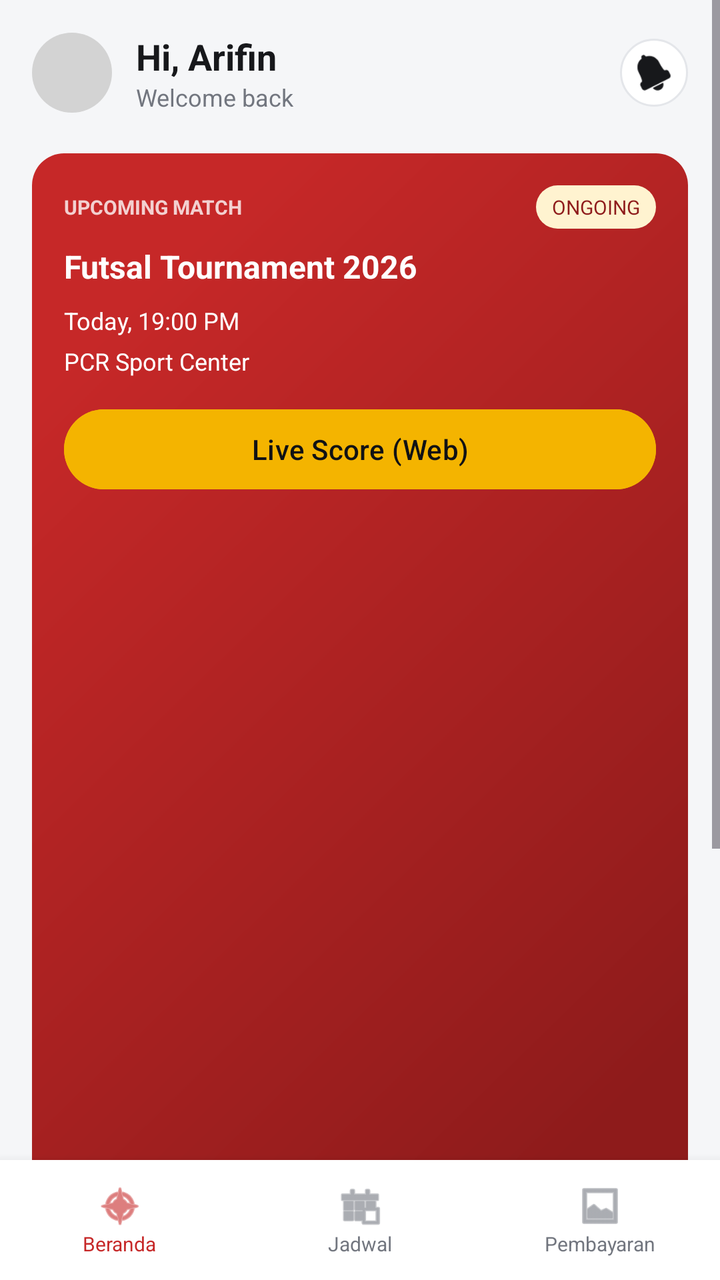
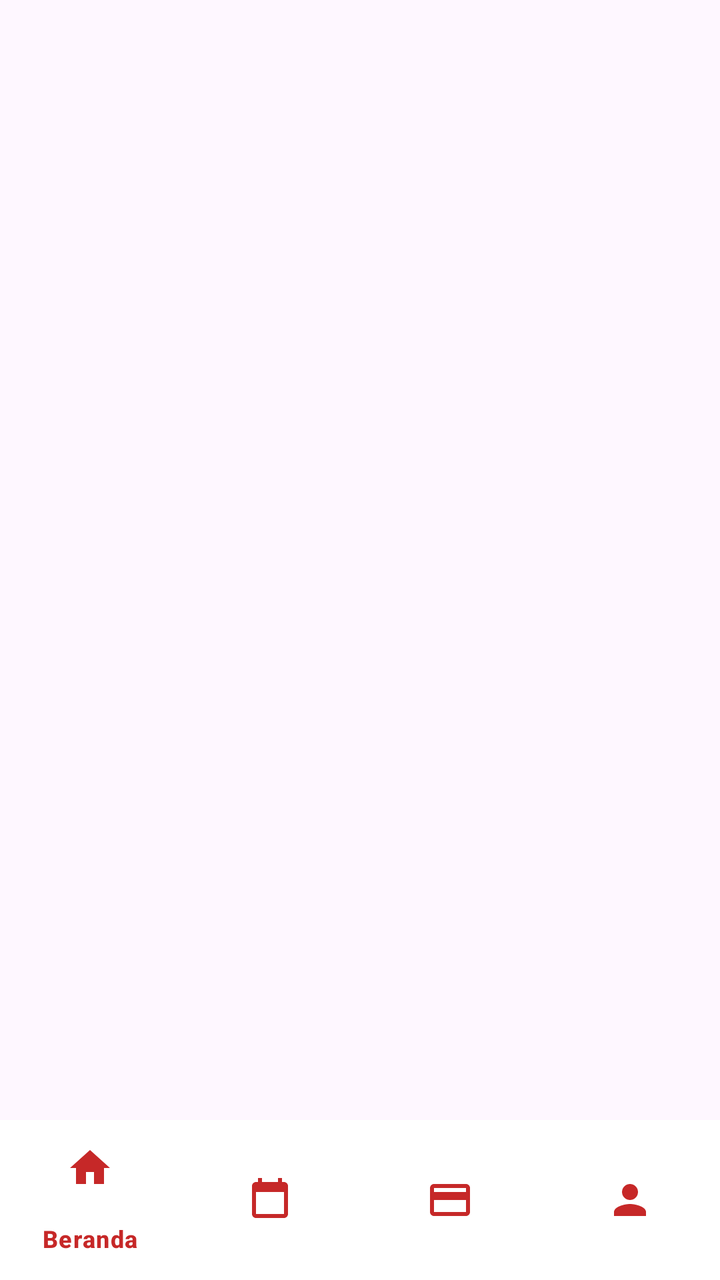

Compare the two renders of this Android layout. The source of the first and the diff that turns it into the second are given below.
<!-- AndroidManifest.xml: application theme Theme.Afnmomogi -->
<!-- res/layout/activity_main.xml -->
<?xml version="1.0" encoding="utf-8"?>
<androidx.constraintlayout.widget.ConstraintLayout xmlns:android="http://schemas.android.com/apk/res/android"
    xmlns:app="http://schemas.android.com/apk/res-auto"
    xmlns:tools="http://schemas.android.com/tools"
    android:layout_width="match_parent"
    android:layout_height="match_parent"
    android:background="#F5F6F8"
    tools:context=".MainActivity">

    <ScrollView
        android:layout_width="match_parent"
        android:layout_height="0dp"
        app:layout_constraintTop_toTopOf="parent"
        app:layout_constraintBottom_toTopOf="@id/bottom_nav">
        
        <LinearLayout
            android:layout_width="match_parent"
            android:layout_height="wrap_content"
            android:orientation="vertical"
            android:padding="16dp">

            
            <LinearLayout
                android:layout_width="match_parent"
                android:layout_height="wrap_content"
                android:orientation="horizontal"
                android:gravity="center_vertical">
                
                <ImageView
                    android:id="@+id/btnProfile"
                    android:layout_width="40dp"
                    android:layout_height="40dp"
                    android:background="@drawable/circle_placeholder" />
                    
                <LinearLayout
                    android:layout_width="0dp"
                    android:layout_height="wrap_content"
                    android:layout_weight="1"
                    android:orientation="vertical"
                    android:layout_marginStart="12dp">
                    <TextView
                        android:layout_width="wrap_content"
                        android:layout_height="wrap_content"
                        android:text="Hi, Arifin"
                        android:textSize="18sp"
                        android:textStyle="bold"
                        android:textColor="#17181B"/>
                    <TextView
                        android:layout_width="wrap_content"
                        android:layout_height="wrap_content"
                        android:text="Welcome back"
                        android:textSize="12sp"
                        android:textColor="#72767F"/>
                </LinearLayout>

                <ImageView
                    android:layout_width="34dp"
                    android:layout_height="34dp"
                    android:padding="8dp"
                    android:background="@drawable/rounded_border"
                    android:src="@android:drawable/ic_popup_reminder"
                    app:tint="#17181B"/>
            </LinearLayout>

            
            <androidx.cardview.widget.CardView
                android:layout_width="match_parent"
                android:layout_height="wrap_content"
                android:layout_marginTop="20dp"
                app:cardCornerRadius="16dp"
                app:cardElevation="0dp">
                
                <LinearLayout
                    android:layout_width="match_parent"
                    android:layout_height="wrap_content"
                    android:orientation="vertical"
                    android:background="@drawable/bg_gradient"
                    android:padding="16dp">
                    
                    <LinearLayout
                        android:layout_width="match_parent"
                        android:layout_height="wrap_content"
                        android:orientation="horizontal"
                        android:gravity="center_vertical">
                        <TextView
                            android:layout_width="0dp"
                            android:layout_height="wrap_content"
                            android:layout_weight="1"
                            android:text="UPCOMING MATCH"
                            android:textColor="#C8FFFFFF"
                            android:textSize="10sp"
                            android:textStyle="bold"/>
                        <TextView
                            android:layout_width="wrap_content"
                            android:layout_height="wrap_content"
                            android:text="ONGOING"
                            android:textSize="10sp"
                            android:textColor="#8E1B1B"
                            android:background="@drawable/status_chip_bg"
                            android:paddingHorizontal="8dp"
                            android:paddingVertical="4dp"/>
                    </LinearLayout>

                    <TextView
                        android:layout_width="match_parent"
                        android:layout_height="wrap_content"
                        android:text="Futsal Tournament 2026"
                        android:textColor="#FFFFFF"
                        android:textSize="16sp"
                        android:textStyle="bold"
                        android:layout_marginTop="8dp"/>
                        
                    <TextView
                        android:layout_width="match_parent"
                        android:layout_height="wrap_content"
                        android:text="Today, 19:00 PM"
                        android:textColor="#FFFFFF"
                        android:textSize="12sp"
                        android:layout_marginTop="8dp"/>

                    <TextView
                        android:layout_width="match_parent"
                        android:layout_height="wrap_content"
                        android:text="PCR Sport Center"
                        android:textColor="#FFFFFF"
                        android:textSize="12sp"
                        android:layout_marginTop="4dp"/>

                    <Button
                        android:id="@+id/btnOpenWeb"
                        android:layout_width="match_parent"
                        android:layout_height="wrap_content"
                        android:layout_marginTop="12dp"
                        android:text="Live Score (Web)"
                        android:backgroundTint="#F4B400"
                        android:textColor="#111214"/>
                        
                </LinearLayout>
            </androidx.cardview.widget.CardView>
            
            
            <LinearLayout
                android:layout_width="match_parent"
                android:layout_height="wrap_content"
                android:orientation="horizontal"
                android:layout_marginTop="20dp"
                android:gravity="center_vertical">
                <TextView
                    android:layout_width="0dp"
                    android:layout_height="wrap_content"
                    android:layout_weight="1"
                    android:text="Quick actions"
                    android:textStyle="bold"
                    android:textColor="#17181B"/>
                <TextView
                    android:layout_width="wrap_content"
                    android:layout_height="wrap_content"
                    android:text="See all"
                    android:textColor="#C62828"
                    android:textSize="12sp"/>
            </LinearLayout>

            <LinearLayout
                android:layout_width="match_parent"
                android:layout_height="wrap_content"
                android:orientation="horizontal"
                android:layout_marginTop="12dp">
                
                <androidx.cardview.widget.CardView
                    android:layout_width="0dp"
                    android:layout_height="wrap_content"
                    android:layout_weight="1"
                    app:cardCornerRadius="12dp"
                    app:cardElevation="2dp"
                    android:layout_marginEnd="8dp">
                    <LinearLayout
                        android:layout_width="match_parent"
                        android:layout_height="wrap_content"
                        android:orientation="vertical"
                        android:gravity="center"
                        android:padding="12dp">
                        <ImageView
                            android:layout_width="32dp"
                            android:layout_height="32dp"
                            android:background="@drawable/icon_bg"
                            android:src="@android:drawable/ic_menu_search"
                            android:padding="6dp"
                            app:tint="#C62828"/>
                        <TextView
                            android:layout_width="wrap_content"
                            android:layout_height="wrap_content"
                            android:text="Find Team"
                            android:textSize="12sp"
                            android:layout_marginTop="8dp"
                            android:textColor="#17181B"/>
                    </LinearLayout>
                </androidx.cardview.widget.CardView>

                <androidx.cardview.widget.CardView
                    android:id="@+id/btnOpenDetail"
                    android:layout_width="0dp"
                    android:layout_height="wrap_content"
                    android:layout_weight="1"
                    app:cardCornerRadius="12dp"
                    app:cardElevation="2dp"
                    android:layout_marginStart="8dp">
                    <LinearLayout
                        android:layout_width="match_parent"
                        android:layout_height="wrap_content"
                        android:orientation="vertical"
                        android:gravity="center"
                        android:padding="12dp">
                        <ImageView
                            android:layout_width="32dp"
                            android:layout_height="32dp"
                            android:background="@drawable/icon_bg"
                            android:src="@android:drawable/ic_menu_today"
                            android:padding="6dp"
                            app:tint="#C62828"/>
                        <TextView
                            android:layout_width="wrap_content"
                            android:layout_height="wrap_content"
                            android:text="Schedule"
                            android:textSize="12sp"
                            android:layout_marginTop="8dp"
                            android:textColor="#17181B"/>
                    </LinearLayout>
                </androidx.cardview.widget.CardView>

            </LinearLayout>

        </LinearLayout>
    </ScrollView>

    
    <LinearLayout
        android:id="@+id/bottom_nav"
        android:layout_width="match_parent"
        android:layout_height="60dp"
        android:orientation="horizontal"
        android:background="#FFFFFF"
        android:elevation="8dp"
        app:layout_constraintBottom_toBottomOf="parent">
        
        <LinearLayout
            android:layout_width="0dp"
            android:layout_weight="1"
            android:layout_height="match_parent"
            android:orientation="vertical"
            android:gravity="center">
            <ImageView
                android:layout_width="24dp"
                android:layout_height="24dp"
                android:src="@android:drawable/ic_menu_compass"
                app:tint="#C62828"/>
            <TextView
                android:layout_width="wrap_content"
                android:layout_height="wrap_content"
                android:text="Beranda"
                android:textSize="10sp"
                android:textColor="#C62828"/>
        </LinearLayout>
        
        <LinearLayout
            android:id="@+id/tabJadwal"
            android:layout_width="0dp"
            android:layout_weight="1"
            android:layout_height="match_parent"
            android:orientation="vertical"
            android:gravity="center">
            <ImageView
                android:layout_width="24dp"
                android:layout_height="24dp"
                android:src="@android:drawable/ic_menu_today"
                app:tint="#72767F"/>
            <TextView
                android:layout_width="wrap_content"
                android:layout_height="wrap_content"
                android:text="Jadwal"
                android:textSize="10sp"
                android:textColor="#72767F"/>
        </LinearLayout>
        
        <LinearLayout
            android:layout_width="0dp"
            android:layout_weight="1"
            android:layout_height="match_parent"
            android:orientation="vertical"
            android:gravity="center">
            <ImageView
                android:layout_width="24dp"
                android:layout_height="24dp"
                android:src="@android:drawable/ic_menu_gallery"
                app:tint="#72767F"/>
            <TextView
                android:layout_width="wrap_content"
                android:layout_height="wrap_content"
                android:text="Pembayaran"
                android:textSize="10sp"
                android:textColor="#72767F"/>
        </LinearLayout>

    </LinearLayout>

</androidx.constraintlayout.widget.ConstraintLayout>
<!-- resources referenced by this layout -->
<resources>
  <!-- drawable bg_gradient (drawable) -->
  <vector
      xmlns:android="http://schemas.android.com/apk/res/android"
      xmlns:aapt="http://schemas.android.com/aapt"
      android:width="320dp"
      android:height="569dp"
      android:viewportWidth="320"
      android:viewportHeight="569">
      <group>
          <clip-path android:pathData="M0 0H320V569H0V0Z"/>
          <group
              android:translateX="-1"
              android:translateY="0"
              android:pivotX="160"
              android:pivotY="284.5"
              android:scaleX="2.828"
              android:scaleY="4"
              android:rotation="45">
              <path android:pathData="M0 0V569H320V0">
                  <aapt:attr name="android:fillColor">
                      <gradient
                          android:type="linear"
                          android:startX="80"
                          android:startY="284.5"
                          android:endX="240"
                          android:endY="284.5">
                          <item android:color="#C62828" android:offset="0"/>
                          <item android:color="#8E1B1B" android:offset="1"/>
                      </gradient>
                  </aapt:attr>
              </path>
          </group>
      </group>
  </vector>
  <!-- drawable circle_placeholder (drawable) -->
  <shape xmlns:android="http://schemas.android.com/apk/res/android" android:shape="oval">
      <solid android:color="#D3D3D3" />
  </shape>
  <!-- drawable icon_bg (drawable) -->
  <shape xmlns:android="http://schemas.android.com/apk/res/android">
      <corners android:radius="8dp" />
      <solid android:color="#FBEAEA" />
  </shape>
  <!-- drawable rounded_border (drawable) -->
  <shape xmlns:android="http://schemas.android.com/apk/res/android">
      <stroke android:width="1dp" android:color="#E4E6EA" />
      <corners android:radius="999dp" />
      <solid android:color="#FFFFFF" />
  </shape>
  <!-- drawable status_chip_bg (drawable) -->
  <shape xmlns:android="http://schemas.android.com/apk/res/android">
      <corners android:radius="999dp" />
      <solid android:color="#FFF3D0" />
  </shape>
  <style name="Theme.Afnmomogi" parent="Base.Theme.Afnmomogi" />
  <style name="Base.Theme.Afnmomogi" parent="Theme.Material3.DayNight.NoActionBar">
          
          
      </style>
</resources>

<!-- the commit's change to res/layout/activity_main.xml (unified diff, before → after) -->
@@ -2,304 +2,32 @@
 <androidx.constraintlayout.widget.ConstraintLayout xmlns:android="http://schemas.android.com/apk/res/android"
     xmlns:app="http://schemas.android.com/apk/res-auto"
     xmlns:tools="http://schemas.android.com/tools"
+    android:id="@+id/main"
     android:layout_width="match_parent"
     android:layout_height="match_parent"
-    android:background="#F5F6F8"
     tools:context=".MainActivity">
 
-    <ScrollView
+    
+    <FrameLayout
+        android:id="@+id/fragment_container"
         android:layout_width="match_parent"
         android:layout_height="0dp"
         app:layout_constraintTop_toTopOf="parent"
-        app:layout_constraintBottom_toTopOf="@id/bottom_nav">
-        
-        <LinearLayout
-            android:layout_width="match_parent"
-            android:layout_height="wrap_content"
-            android:orientation="vertical"
-            android:padding="16dp">
-
-            
-            <LinearLayout
-                android:layout_width="match_parent"
-                android:layout_height="wrap_content"
-                android:orientation="horizontal"
-                android:gravity="center_vertical">
-                
-                <ImageView
-                    android:id="@+id/btnProfile"
-                    android:layout_width="40dp"
-                    android:layout_height="40dp"
-                    android:background="@drawable/circle_placeholder" />
-                    
-                <LinearLayout
-                    android:layout_width="0dp"
-                    android:layout_height="wrap_content"
-                    android:layout_weight="1"
-                    android:orientation="vertical"
-                    android:layout_marginStart="12dp">
-                    <TextView
-                        android:layout_width="wrap_content"
-                        android:layout_height="wrap_content"
-                        android:text="Hi, Arifin"
-                        android:textSize="18sp"
-                        android:textStyle="bold"
-                        android:textColor="#17181B"/>
-                    <TextView
-                        android:layout_width="wrap_content"
-                        android:layout_height="wrap_content"
-                        android:text="Welcome back"
-                        android:textSize="12sp"
-                        android:textColor="#72767F"/>
-                </LinearLayout>
-
-                <ImageView
-                    android:layout_width="34dp"
-                    android:layout_height="34dp"
-                    android:padding="8dp"
-                    android:background="@drawable/rounded_border"
-                    android:src="@android:drawable/ic_popup_reminder"
-                    app:tint="#17181B"/>
-            </LinearLayout>
-
-            
-            <androidx.cardview.widget.CardView
-                android:layout_width="match_parent"
-                android:layout_height="wrap_content"
-                android:layout_marginTop="20dp"
-                app:cardCornerRadius="16dp"
-                app:cardElevation="0dp">
-                
-                <LinearLayout
-                    android:layout_width="match_parent"
-                    android:layout_height="wrap_content"
-                    android:orientation="vertical"
-                    android:background="@drawable/bg_gradient"
-                    android:padding="16dp">
-                    
-                    <LinearLayout
-                        android:layout_width="match_parent"
-                        android:layout_height="wrap_content"
-                        android:orientation="horizontal"
-                        android:gravity="center_vertical">
-                        <TextView
-                            android:layout_width="0dp"
-                            android:layout_height="wrap_content"
-                            android:layout_weight="1"
-                            android:text="UPCOMING MATCH"
-                            android:textColor="#C8FFFFFF"
-                            android:textSize="10sp"
-                            android:textStyle="bold"/>
-                        <TextView
-                            android:layout_width="wrap_content"
-                            android:layout_height="wrap_content"
-                            android:text="ONGOING"
-                            android:textSize="10sp"
-                            android:textColor="#8E1B1B"
-                            android:background="@drawable/status_chip_bg"
-                            android:paddingHorizontal="8dp"
-                            android:paddingVertical="4dp"/>
-                    </LinearLayout>
-
-                    <TextView
-                        android:layout_width="match_parent"
-                        android:layout_height="wrap_content"
-                        android:text="Futsal Tournament 2026"
-                        android:textColor="#FFFFFF"
-                        android:textSize="16sp"
-                        android:textStyle="bold"
-                        android:layout_marginTop="8dp"/>
-                        
-                    <TextView
-                        android:layout_width="match_parent"
-                        android:layout_height="wrap_content"
-                        android:text="Today, 19:00 PM"
-                        android:textColor="#FFFFFF"
-                        android:textSize="12sp"
-                        android:layout_marginTop="8dp"/>
-
-                    <TextView
-                        android:layout_width="match_parent"
-                        android:layout_height="wrap_content"
-                        android:text="PCR Sport Center"
-                        android:textColor="#FFFFFF"
-                        android:textSize="12sp"
-                        android:layout_marginTop="4dp"/>
-
-                    <Button
-                        android:id="@+id/btnOpenWeb"
-                        android:layout_width="match_parent"
-                        android:layout_height="wrap_content"
-                        android:layout_marginTop="12dp"
-                        android:text="Live Score (Web)"
-                        android:backgroundTint="#F4B400"
-                        android:textColor="#111214"/>
-                        
-                </LinearLayout>
-            </androidx.cardview.widget.CardView>
-            
-            
-            <LinearLayout
-                android:layout_width="match_parent"
-                android:layout_height="wrap_content"
-                android:orientation="horizontal"
-                android:layout_marginTop="20dp"
-                android:gravity="center_vertical">
-                <TextView
-                    android:layout_width="0dp"
-                    android:layout_height="wrap_content"
-                    android:layout_weight="1"
-                    android:text="Quick actions"
-                    android:textStyle="bold"
-                    android:textColor="#17181B"/>
-                <TextView
-                    android:layout_width="wrap_content"
-                    android:layout_height="wrap_content"
-                    android:text="See all"
-                    android:textColor="#C62828"
-                    android:textSize="12sp"/>
-            </LinearLayout>
-
-            <LinearLayout
-                android:layout_width="match_parent"
-                android:layout_height="wrap_content"
-                android:orientation="horizontal"
-                android:layout_marginTop="12dp">
-                
-                <androidx.cardview.widget.CardView
-                    android:layout_width="0dp"
-                    android:layout_height="wrap_content"
-                    android:layout_weight="1"
-                    app:cardCornerRadius="12dp"
-                    app:cardElevation="2dp"
-                    android:layout_marginEnd="8dp">
-                    <LinearLayout
-                        android:layout_width="match_parent"
-                        android:layout_height="wrap_content"
-                        android:orientation="vertical"
-                        android:gravity="center"
-                        android:padding="12dp">
-                        <ImageView
-                            android:layout_width="32dp"
-                            android:layout_height="32dp"
-                            android:background="@drawable/icon_bg"
-                            android:src="@android:drawable/ic_menu_search"
-                            android:padding="6dp"
-                            app:tint="#C62828"/>
-                        <TextView
-                            android:layout_width="wrap_content"
-                            android:layout_height="wrap_content"
-                            android:text="Find Team"
-                            android:textSize="12sp"
-                            android:layout_marginTop="8dp"
-                            android:textColor="#17181B"/>
-                    </LinearLayout>
-                </androidx.cardview.widget.CardView>
-
-                <androidx.cardview.widget.CardView
-                    android:id="@+id/btnOpenDetail"
-                    android:layout_width="0dp"
-                    android:layout_height="wrap_content"
-                    android:layout_weight="1"
-                    app:cardCornerRadius="12dp"
-                    app:cardElevation="2dp"
-                    android:layout_marginStart="8dp">
-                    <LinearLayout
-                        android:layout_width="match_parent"
-                        android:layout_height="wrap_content"
-                        android:orientation="vertical"
-                        android:gravity="center"
-                        android:padding="12dp">
-                        <ImageView
-                            android:layout_width="32dp"
-                            android:layout_height="32dp"
-                            android:background="@drawable/icon_bg"
-                            android:src="@android:drawable/ic_menu_today"
-                            android:padding="6dp"
-                            app:tint="#C62828"/>
-                        <TextView
-                            android:layout_width="wrap_content"
-                            android:layout_height="wrap_content"
-                            android:text="Schedule"
-                            android:textSize="12sp"
-                            android:layout_marginTop="8dp"
-                            android:textColor="#17181B"/>
-                    </LinearLayout>
-                </androidx.cardview.widget.CardView>
-
-            </LinearLayout>
-
-        </LinearLayout>
-    </ScrollView>
+        app:layout_constraintBottom_toTopOf="@+id/bottom_nav_view"
+        app:layout_constraintStart_toStartOf="parent"
+        app:layout_constraintEnd_toEndOf="parent" />
 
     
-    <LinearLayout
-        android:id="@+id/bottom_nav"
+    <com.google.android.material.bottomnavigation.BottomNavigationView
+        android:id="@+id/bottom_nav_view"
         android:layout_width="match_parent"
-        android:layout_height="60dp"
-        android:orientation="horizontal"
-        android:background="#FFFFFF"
-        android:elevation="8dp"
-        app:layout_constraintBottom_toBottomOf="parent">
-        
-        <LinearLayout
-            android:layout_width="0dp"
-            android:layout_weight="1"
-            android:layout_height="match_parent"
-            android:orientation="vertical"
-            android:gravity="center">
-            <ImageView
-                android:layout_width="24dp"
-                android:layout_height="24dp"
-                android:src="@android:drawable/ic_menu_compass"
-                app:tint="#C62828"/>
-            <TextView
-                android:layout_width="wrap_content"
-                android:layout_height="wrap_content"
-                android:text="Beranda"
-                android:textSize="10sp"
-                android:textColor="#C62828"/>
-        </LinearLayout>
-        
-        <LinearLayout
-            android:id="@+id/tabJadwal"
-            android:layout_width="0dp"
-            android:layout_weight="1"
-            android:layout_height="match_parent"
-            android:orientation="vertical"
-            android:gravity="center">
-            <ImageView
-                android:layout_width="24dp"
-                android:layout_height="24dp"
-                android:src="@android:drawable/ic_menu_today"
-                app:tint="#72767F"/>
-            <TextView
-                android:layout_width="wrap_content"
-                android:layout_height="wrap_content"
-                android:text="Jadwal"
-                android:textSize="10sp"
-                android:textColor="#72767F"/>
-        </LinearLayout>
-        
-        <LinearLayout
-            android:layout_width="0dp"
-            android:layout_weight="1"
-            android:layout_height="match_parent"
-            android:orientation="vertical"
-            android:gravity="center">
-            <ImageView
-                android:layout_width="24dp"
-                android:layout_height="24dp"
-                android:src="@android:drawable/ic_menu_gallery"
-                app:tint="#72767F"/>
-            <TextView
-                android:layout_width="wrap_content"
-                android:layout_height="wrap_content"
-                android:text="Pembayaran"
-                android:textSize="10sp"
-                android:textColor="#72767F"/>
-        </LinearLayout>
-
-    </LinearLayout>
+        android:layout_height="wrap_content"
+        android:background="@android:color/white"
+        app:itemIconTint="@color/colorPrimary"
+        app:itemTextColor="@color/colorPrimary"
+        app:layout_constraintBottom_toBottomOf="parent"
+        app:layout_constraintStart_toStartOf="parent"
+        app:layout_constraintEnd_toEndOf="parent"
+        app:menu="@menu/bottom_nav_menu" />
 
 </androidx.constraintlayout.widget.ConstraintLayout>
<!-- resource entries referenced after the edit -->
@@ -1,59 +1,6 @@
 <!-- resources referenced by this layout -->
 <resources>
-  <!-- drawable bg_gradient (drawable) -->
-  <vector
-      xmlns:android="http://schemas.android.com/apk/res/android"
-      xmlns:aapt="http://schemas.android.com/aapt"
-      android:width="320dp"
-      android:height="569dp"
-      android:viewportWidth="320"
-      android:viewportHeight="569">
-      <group>
-          <clip-path android:pathData="M0 0H320V569H0V0Z"/>
-          <group
-              android:translateX="-1"
-              android:translateY="0"
-              android:pivotX="160"
-              android:pivotY="284.5"
-              android:scaleX="2.828"
-              android:scaleY="4"
-              android:rotation="45">
-              <path android:pathData="M0 0V569H320V0">
-                  <aapt:attr name="android:fillColor">
-                      <gradient
-                          android:type="linear"
-                          android:startX="80"
-                          android:startY="284.5"
-                          android:endX="240"
-                          android:endY="284.5">
-                          <item android:color="#C62828" android:offset="0"/>
-                          <item android:color="#8E1B1B" android:offset="1"/>
-                      </gradient>
-                  </aapt:attr>
-              </path>
-          </group>
-      </group>
-  </vector>
-  <!-- drawable circle_placeholder (drawable) -->
-  <shape xmlns:android="http://schemas.android.com/apk/res/android" android:shape="oval">
-      <solid android:color="#D3D3D3" />
-  </shape>
-  <!-- drawable icon_bg (drawable) -->
-  <shape xmlns:android="http://schemas.android.com/apk/res/android">
-      <corners android:radius="8dp" />
-      <solid android:color="#FBEAEA" />
-  </shape>
-  <!-- drawable rounded_border (drawable) -->
-  <shape xmlns:android="http://schemas.android.com/apk/res/android">
-      <stroke android:width="1dp" android:color="#E4E6EA" />
-      <corners android:radius="999dp" />
-      <solid android:color="#FFFFFF" />
-  </shape>
-  <!-- drawable status_chip_bg (drawable) -->
-  <shape xmlns:android="http://schemas.android.com/apk/res/android">
-      <corners android:radius="999dp" />
-      <solid android:color="#FFF3D0" />
-  </shape>
+  <color name="colorPrimary">#C62828</color>
   <style name="Theme.Afnmomogi" parent="Base.Theme.Afnmomogi" />
   <style name="Base.Theme.Afnmomogi" parent="Theme.Material3.DayNight.NoActionBar">
           
